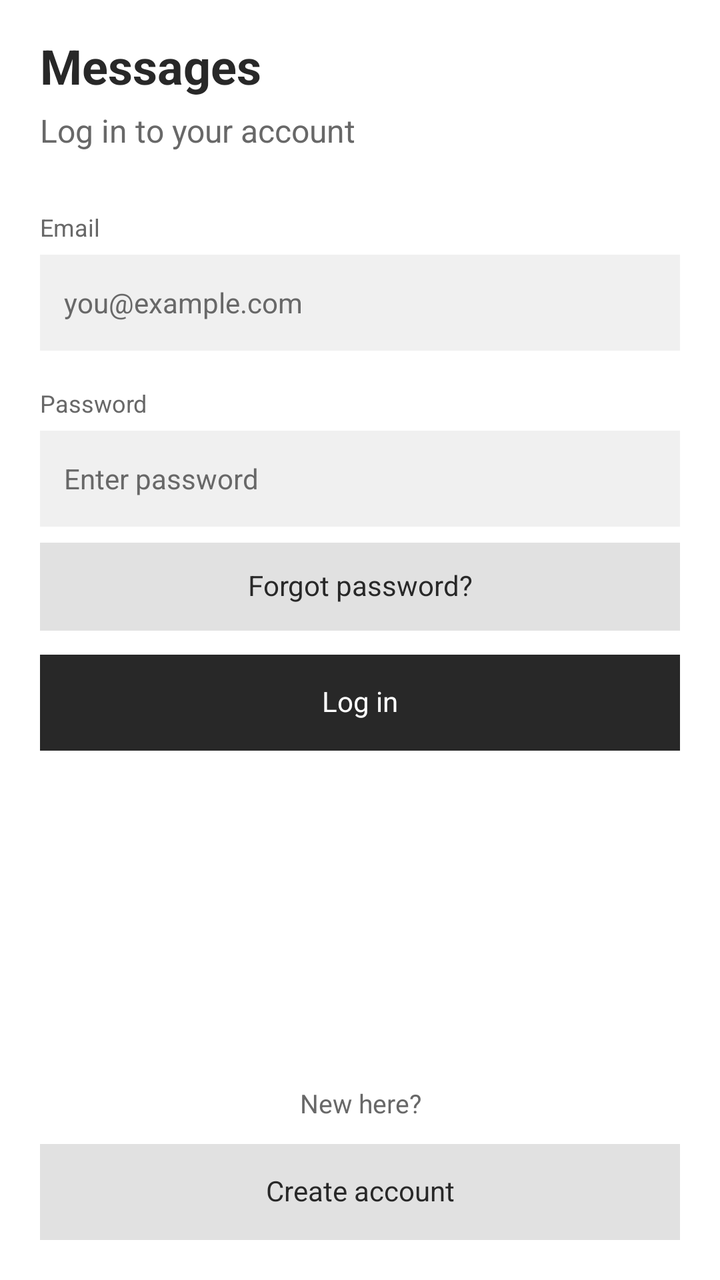
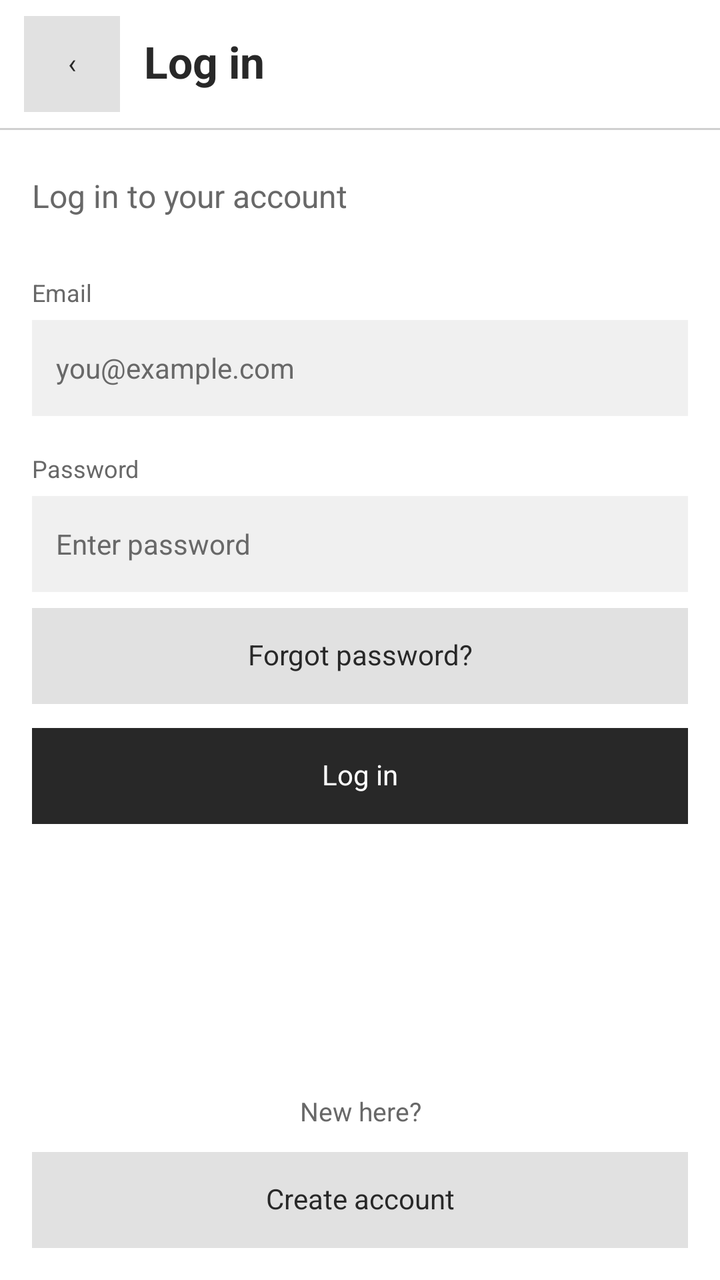

Screens rendered from an Android XML layout before and after an edit, with the pre-edit source and the edit as a unified diff.
<!-- AndroidManifest.xml: application theme Theme.OffGrid -->
<!-- res/layout/screen_login.xml -->
<?xml version="1.0" encoding="utf-8"?>
<LinearLayout
    xmlns:android="http://schemas.android.com/apk/res/android"
    xmlns:tools="http://schemas.android.com/tools"
    android:layout_width="match_parent"
    android:layout_height="match_parent"
    android:id="@+id/login_screen"
    android:orientation="vertical"
    android:background="#FFFFFF"
    android:layoutDirection="ltr"
    tools:layout_width="360dp"
    tools:layout_height="720dp"
    tools:ignore="HardcodedText">
    <ScrollView
        android:layout_width="match_parent"
        android:layout_height="0dp"
        android:layout_weight="1"
        android:fillViewport="true"
        android:scrollbars="none">
        <LinearLayout
            android:layout_width="match_parent"
            android:layout_height="wrap_content"
            android:id="@+id/login_content"
            android:orientation="vertical"
            android:padding="20dp"
            android:paddingTop="40dp">
            <TextView
                android:layout_width="match_parent"
                android:layout_height="wrap_content"
                android:text="Messages"
                android:textSize="24sp"
                android:textColor="#282828"
                android:fontFamily="sans-serif"
                android:textStyle="bold"
                android:includeFontPadding="false" />
            <TextView
                android:layout_width="match_parent"
                android:layout_height="wrap_content"
                android:text="Log in to your account"
                android:textSize="16sp"
                android:textColor="#686868"
                android:fontFamily="sans-serif"
                android:textStyle="normal"
                android:includeFontPadding="false"
                android:layout_marginTop="8dp" />
            <LinearLayout
                android:layout_width="match_parent"
                android:layout_height="wrap_content"
                android:orientation="vertical"
                android:layout_marginTop="32dp">
                <TextView
                    android:layout_width="match_parent"
                    android:layout_height="wrap_content"
                    android:text="Email"
                    android:textSize="12sp"
                    android:textColor="#686868"
                    android:fontFamily="sans-serif"
                    android:textStyle="normal"
                    android:includeFontPadding="false"
                    android:labelFor="@id/login_email" />
                <android.widget.EditText
                    android:layout_width="match_parent"
                    android:layout_height="48dp"
                    android:id="@+id/login_email"
                    android:hint="you@example.com"
                    android:inputType="textEmailAddress"
                    android:textSize="14sp"
                    android:textColor="#282828"
                    android:textColorHint="#686868"
                    android:background="#F0F0F0"
                    android:backgroundTint="#F0F0F0"
                    android:fontFamily="sans-serif"
                    android:paddingStart="12dp"
                    android:paddingEnd="12dp"
                    android:paddingTop="8dp"
                    android:paddingBottom="8dp"
                    android:gravity="center_vertical"
                    android:singleLine="true"
                    android:minWidth="0dp"
                    android:minHeight="0dp"
                    android:focusable="false"
                    android:focusableInTouchMode="false"
                    android:clickable="false"
                    android:longClickable="false"
                    android:cursorVisible="false"
                    android:importantForAutofill="no"
                    android:saveEnabled="false"
                    android:layout_marginTop="6dp" />
            </LinearLayout>
            <LinearLayout
                android:layout_width="match_parent"
                android:layout_height="wrap_content"
                android:orientation="vertical"
                android:layout_marginTop="20dp">
                <TextView
                    android:layout_width="match_parent"
                    android:layout_height="wrap_content"
                    android:text="Password"
                    android:textSize="12sp"
                    android:textColor="#686868"
                    android:fontFamily="sans-serif"
                    android:textStyle="normal"
                    android:includeFontPadding="false"
                    android:labelFor="@id/login_password" />
                <android.widget.EditText
                    android:layout_width="match_parent"
                    android:layout_height="48dp"
                    android:id="@+id/login_password"
                    android:hint="Enter password"
                    android:inputType="textPassword"
                    android:textSize="14sp"
                    android:textColor="#282828"
                    android:textColorHint="#686868"
                    android:background="#F0F0F0"
                    android:backgroundTint="#F0F0F0"
                    android:fontFamily="sans-serif"
                    android:paddingStart="12dp"
                    android:paddingEnd="12dp"
                    android:paddingTop="8dp"
                    android:paddingBottom="8dp"
                    android:gravity="center_vertical"
                    android:singleLine="true"
                    android:minWidth="0dp"
                    android:minHeight="0dp"
                    android:focusable="false"
                    android:focusableInTouchMode="false"
                    android:clickable="false"
                    android:longClickable="false"
                    android:cursorVisible="false"
                    android:importantForAutofill="no"
                    android:saveEnabled="false"
                    android:layout_marginTop="6dp" />
            </LinearLayout>
            <android.widget.Button
                android:layout_width="match_parent"
                android:layout_height="44dp"
                android:id="@+id/login_forgot_password"
                android:text="Forgot password?"
                android:textSize="14sp"
                android:textColor="#282828"
                android:background="#E1E1E1"
                android:backgroundTint="#E1E1E1"
                android:fontFamily="sans-serif"
                android:textAllCaps="false"
                android:textStyle="normal"
                android:gravity="center"
                android:minWidth="0dp"
                android:minHeight="0dp"
                android:padding="8dp"
                android:elevation="0dp"
                android:stateListAnimator="@null"
                android:includeFontPadding="false"
                android:clickable="false"
                android:focusable="false"
                android:layout_marginTop="8dp" />
            <android.widget.Button
                android:layout_width="match_parent"
                android:layout_height="48dp"
                android:id="@+id/login_submit"
                android:text="Log in"
                android:textSize="14sp"
                android:textColor="#FFFFFF"
                android:background="#282828"
                android:backgroundTint="#282828"
                android:fontFamily="sans-serif"
                android:textAllCaps="false"
                android:textStyle="normal"
                android:gravity="center"
                android:minWidth="0dp"
                android:minHeight="0dp"
                android:padding="8dp"
                android:elevation="0dp"
                android:stateListAnimator="@null"
                android:includeFontPadding="false"
                android:clickable="false"
                android:focusable="false"
                android:layout_marginTop="12dp" />
            <View
                android:layout_width="match_parent"
                android:layout_height="0dp"
                android:layout_weight="1" />
            <TextView
                android:layout_width="match_parent"
                android:layout_height="wrap_content"
                android:text="New here?"
                android:textSize="13sp"
                android:textColor="#686868"
                android:fontFamily="sans-serif"
                android:textStyle="normal"
                android:includeFontPadding="false"
                android:gravity="center"
                android:layout_marginTop="24dp" />
            <android.widget.Button
                android:layout_width="match_parent"
                android:layout_height="48dp"
                android:id="@+id/login_open_register"
                android:text="Create account"
                android:textSize="14sp"
                android:textColor="#282828"
                android:background="#E1E1E1"
                android:backgroundTint="#E1E1E1"
                android:fontFamily="sans-serif"
                android:textAllCaps="false"
                android:textStyle="normal"
                android:gravity="center"
                android:minWidth="0dp"
                android:minHeight="0dp"
                android:padding="8dp"
                android:elevation="0dp"
                android:stateListAnimator="@null"
                android:includeFontPadding="false"
                android:clickable="false"
                android:focusable="false"
                android:layout_marginTop="12dp" />
        </LinearLayout>
    </ScrollView>
</LinearLayout>
<!-- resources referenced by this layout -->
<resources>
  <style name="Theme.OffGrid" parent="Base.Theme.OffGrid" />
  <style name="Base.Theme.OffGrid" parent="Theme.Material3.Light.NoActionBar">
          <item name="android:fontFamily">sans-serif</item>
          <item name="android:windowBackground">@color/offgrid_background</item>
          <item name="colorSurface">@color/offgrid_background</item>
          <item name="colorOnSurface">@color/offgrid_text</item>
          <item name="colorOnSurfaceVariant">@color/offgrid_text_secondary</item>
          <item name="colorPrimary">@color/offgrid_text</item>
          <item name="colorOnPrimary">@color/offgrid_background</item>
          <item name="android:colorAccent">@color/offgrid_text</item>
          <item name="android:windowLightStatusBar">true</item>
          <item name="android:windowLightNavigationBar">true</item>
      </style>
  <color name="offgrid_background">#FFFFFF</color>
  <color name="offgrid_text">#282828</color>
  <color name="offgrid_text_secondary">#686868</color>
</resources>

<!-- the commit's change to res/layout/screen_login.xml (unified diff, before → after) -->
@@ -6,11 +6,37 @@
     android:layout_height="match_parent"
     android:id="@+id/login_screen"
     android:orientation="vertical"
-    android:background="#FFFFFF"
+    android:background="@color/offgrid_background"
     android:layoutDirection="ltr"
     tools:layout_width="360dp"
     tools:layout_height="720dp"
     tools:ignore="HardcodedText">
+    <LinearLayout
+        android:layout_width="match_parent"
+        android:layout_height="64dp"
+        android:orientation="horizontal"
+        android:gravity="center_vertical"
+        android:paddingStart="12dp"
+        android:paddingEnd="16dp">
+        <android.widget.Button
+            android:id="@+id/login_back"
+            style="@style/Widget.OffGrid.ActionButton"
+            android:layout_width="48dp"
+            android:layout_height="48dp"
+            android:layout_marginEnd="12dp"
+            android:text="‹"
+            android:contentDescription="@string/back_settings" />
+        <TextView
+            style="@style/Widget.OffGrid.ScreenTitle"
+            android:layout_width="0dp"
+            android:layout_height="wrap_content"
+            android:layout_weight="1"
+            android:text="@string/login_title" />
+    </LinearLayout>
+    <View
+        android:layout_width="match_parent"
+        android:layout_height="1dp"
+        android:background="@color/offgrid_divider" />
     <ScrollView
         android:layout_width="match_parent"
         android:layout_height="0dp"
@@ -21,24 +47,16 @@
             android:layout_width="match_parent"
             android:layout_height="wrap_content"
             android:id="@+id/login_content"
+            android:focusableInTouchMode="true"
             android:orientation="vertical"
-            android:padding="20dp"
-            android:paddingTop="40dp">
-            <TextView
-                android:layout_width="match_parent"
-                android:layout_height="wrap_content"
-                android:text="Messages"
-                android:textSize="24sp"
-                android:textColor="#282828"
-                android:fontFamily="sans-serif"
-                android:textStyle="bold"
-                android:includeFontPadding="false" />
+            android:padding="16dp"
+            android:paddingTop="24dp">
             <TextView
                 android:layout_width="match_parent"
                 android:layout_height="wrap_content"
                 android:text="Log in to your account"
                 android:textSize="16sp"
-                android:textColor="#686868"
+                android:textColor="@color/offgrid_text_secondary"
                 android:fontFamily="sans-serif"
                 android:textStyle="normal"
                 android:includeFontPadding="false"
@@ -53,7 +71,7 @@
                     android:layout_height="wrap_content"
                     android:text="Email"
                     android:textSize="12sp"
-                    android:textColor="#686868"
+                    android:textColor="@color/offgrid_text_secondary"
                     android:fontFamily="sans-serif"
                     android:textStyle="normal"
                     android:includeFontPadding="false"
@@ -65,10 +83,10 @@
                     android:hint="you@example.com"
                     android:inputType="textEmailAddress"
                     android:textSize="14sp"
-                    android:textColor="#282828"
-                    android:textColorHint="#686868"
-                    android:background="#F0F0F0"
-                    android:backgroundTint="#F0F0F0"
+                    android:textColor="@color/offgrid_text"
+                    android:textColorHint="@color/offgrid_text_secondary"
+                    android:background="@color/offgrid_field"
+                    android:backgroundTint="@color/offgrid_field"
                     android:fontFamily="sans-serif"
                     android:paddingStart="12dp"
                     android:paddingEnd="12dp"
@@ -76,15 +94,17 @@
                     android:paddingBottom="8dp"
                     android:gravity="center_vertical"
                     android:singleLine="true"
+                    android:imeOptions="actionNext"
                     android:minWidth="0dp"
                     android:minHeight="0dp"
-                    android:focusable="false"
-                    android:focusableInTouchMode="false"
-                    android:clickable="false"
-                    android:longClickable="false"
-                    android:cursorVisible="false"
-                    android:importantForAutofill="no"
-                    android:saveEnabled="false"
+                    android:focusable="true"
+                    android:focusableInTouchMode="true"
+                    android:clickable="true"
+                    android:longClickable="true"
+                    android:cursorVisible="true"
+                    android:importantForAutofill="auto"
+                    android:autofillHints="username"
+                    android:saveEnabled="true"
                     android:layout_marginTop="6dp" />
             </LinearLayout>
             <LinearLayout
@@ -97,7 +117,7 @@
                     android:layout_height="wrap_content"
                     android:text="Password"
                     android:textSize="12sp"
-                    android:textColor="#686868"
+                    android:textColor="@color/offgrid_text_secondary"
                     android:fontFamily="sans-serif"
                     android:textStyle="normal"
                     android:includeFontPadding="false"
@@ -109,10 +129,10 @@
                     android:hint="Enter password"
                     android:inputType="textPassword"
                     android:textSize="14sp"
-                    android:textColor="#282828"
-                    android:textColorHint="#686868"
-                    android:background="#F0F0F0"
-                    android:backgroundTint="#F0F0F0"
+                    android:textColor="@color/offgrid_text"
+                    android:textColorHint="@color/offgrid_text_secondary"
+                    android:background="@color/offgrid_field"
+                    android:backgroundTint="@color/offgrid_field"
                     android:fontFamily="sans-serif"
                     android:paddingStart="12dp"
                     android:paddingEnd="12dp"
@@ -120,26 +140,28 @@
                     android:paddingBottom="8dp"
                     android:gravity="center_vertical"
                     android:singleLine="true"
+                    android:imeOptions="actionDone"
                     android:minWidth="0dp"
                     android:minHeight="0dp"
-                    android:focusable="false"
-                    android:focusableInTouchMode="false"
-                    android:clickable="false"
-                    android:longClickable="false"
-                    android:cursorVisible="false"
-                    android:importantForAutofill="no"
+                    android:focusable="true"
+                    android:focusableInTouchMode="true"
+                    android:clickable="true"
+                    android:longClickable="true"
+                    android:cursorVisible="true"
+                    android:importantForAutofill="auto"
+                    android:autofillHints="password"
                     android:saveEnabled="false"
                     android:layout_marginTop="6dp" />
             </LinearLayout>
             <android.widget.Button
                 android:layout_width="match_parent"
-                android:layout_height="44dp"
+                android:layout_height="48dp"
                 android:id="@+id/login_forgot_password"
                 android:text="Forgot password?"
                 android:textSize="14sp"
-                android:textColor="#282828"
-                android:background="#E1E1E1"
-                android:backgroundTint="#E1E1E1"
+                android:textColor="@color/offgrid_text"
+                android:background="@color/offgrid_button"
+                android:backgroundTint="@color/offgrid_button"
                 android:fontFamily="sans-serif"
                 android:textAllCaps="false"
                 android:textStyle="normal"
@@ -150,8 +172,8 @@
                 android:elevation="0dp"
                 android:stateListAnimator="@null"
                 android:includeFontPadding="false"
-                android:clickable="false"
-                android:focusable="false"
+                android:clickable="true"
+                android:focusable="true"
                 android:layout_marginTop="8dp" />
             <android.widget.Button
                 android:layout_width="match_parent"
@@ -159,9 +181,9 @@
                 android:id="@+id/login_submit"
                 android:text="Log in"
                 android:textSize="14sp"
-                android:textColor="#FFFFFF"
-                android:background="#282828"
-                android:backgroundTint="#282828"
+                android:textColor="@color/offgrid_background"
+                android:background="@color/offgrid_text"
+                android:backgroundTint="@color/offgrid_text"
                 android:fontFamily="sans-serif"
                 android:textAllCaps="false"
                 android:textStyle="normal"
@@ -172,8 +194,8 @@
                 android:elevation="0dp"
                 android:stateListAnimator="@null"
                 android:includeFontPadding="false"
-                android:clickable="false"
-                android:focusable="false"
+                android:clickable="true"
+                android:focusable="true"
                 android:layout_marginTop="12dp" />
             <View
                 android:layout_width="match_parent"
@@ -184,7 +206,7 @@
                 android:layout_height="wrap_content"
                 android:text="New here?"
                 android:textSize="13sp"
-                android:textColor="#686868"
+                android:textColor="@color/offgrid_text_secondary"
                 android:fontFamily="sans-serif"
                 android:textStyle="normal"
                 android:includeFontPadding="false"
@@ -196,9 +218,9 @@
                 android:id="@+id/login_open_register"
                 android:text="Create account"
                 android:textSize="14sp"
-                android:textColor="#282828"
-                android:background="#E1E1E1"
-                android:backgroundTint="#E1E1E1"
+                android:textColor="@color/offgrid_text"
+                android:background="@color/offgrid_button"
+                android:backgroundTint="@color/offgrid_button"
                 android:fontFamily="sans-serif"
                 android:textAllCaps="false"
                 android:textStyle="normal"
@@ -209,8 +231,8 @@
                 android:elevation="0dp"
                 android:stateListAnimator="@null"
                 android:includeFontPadding="false"
-                android:clickable="false"
-                android:focusable="false"
+                android:clickable="true"
+                android:focusable="true"
                 android:layout_marginTop="12dp" />
         </LinearLayout>
     </ScrollView>
<!-- resource entries referenced after the edit -->
@@ -14,7 +14,40 @@
           <item name="android:windowLightNavigationBar">true</item>
       </style>
   <color name="offgrid_background">#FFFFFF</color>
+  <color name="offgrid_button">#E1E1E1</color>
+  <color name="offgrid_divider">#D0D0D0</color>
+  <color name="offgrid_field">#F0F0F0</color>
   <color name="offgrid_text">#282828</color>
   <color name="offgrid_text_secondary">#686868</color>
+  <string name="back_settings">Back to Settings</string>
+  <string name="login_title">Log in</string>
+  <style name="Widget.OffGrid.ActionButton" parent="@android:style/Widget.Button">
+          <item name="android:layout_width">match_parent</item>
+          <item name="android:layout_height">48dp</item>
+          <item name="android:background">@color/offgrid_button</item>
+          <item name="android:backgroundTint">@color/offgrid_button</item>
+          <item name="android:textColor">@color/offgrid_text</item>
+          <item name="android:textSize">14sp</item>
+          <item name="android:fontFamily">sans-serif</item>
+          <item name="android:textAllCaps">false</item>
+          <item name="android:textStyle">normal</item>
+          <item name="android:gravity">center</item>
+          <item name="android:minWidth">0dp</item>
+          <item name="android:minHeight">0dp</item>
+          <item name="android:padding">8dp</item>
+          <item name="android:elevation">0dp</item>
+          <item name="android:stateListAnimator">@null</item>
+          <item name="android:includeFontPadding">false</item>
+          <item name="android:clickable">true</item>
+          <item name="android:focusable">true</item>
+      </style>
+  <style name="Widget.OffGrid.ScreenTitle" parent="">
+          <item name="android:textSize">22sp</item>
+          <item name="android:textStyle">bold</item>
+          <item name="android:fontFamily">sans-serif</item>
+          <item name="android:textColor">@color/offgrid_text</item>
+          <item name="android:includeFontPadding">false</item>
+          <item name="android:accessibilityHeading">true</item>
+      </style>
 </resources>
 
